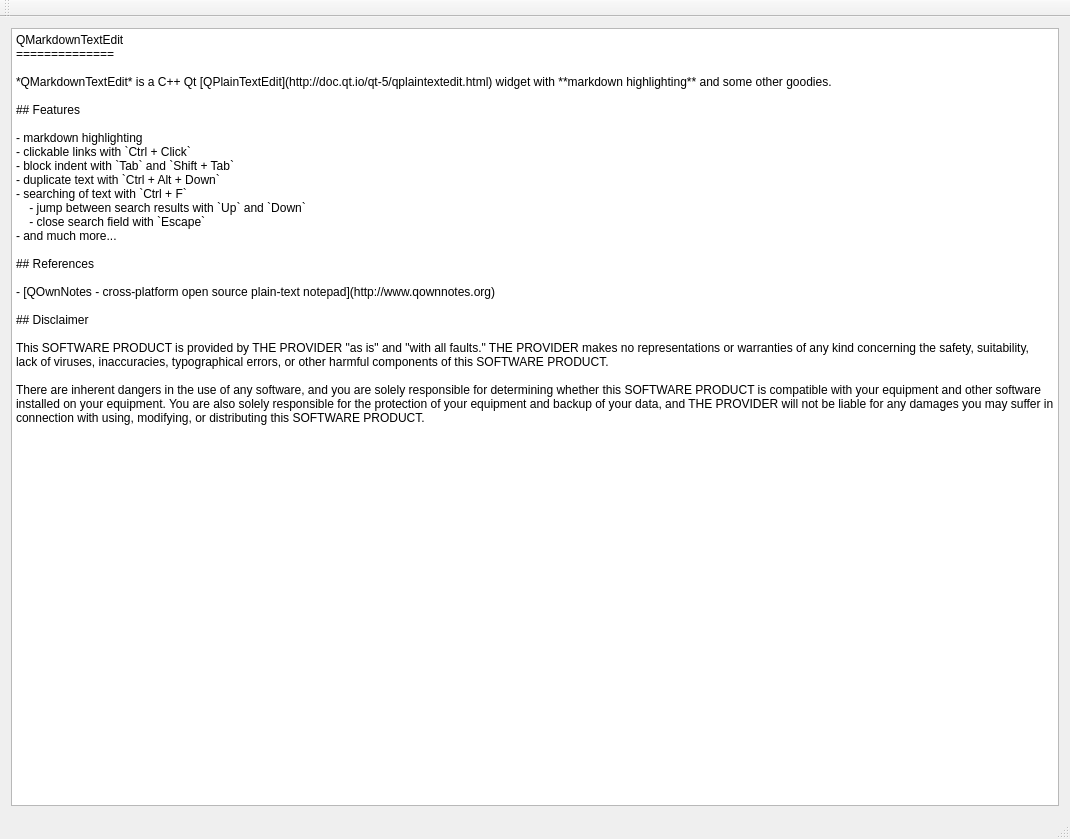
Qt form client/qmarkdowntextedit/mainwindow.ui (dmytrobogovych/noo) before a commit.
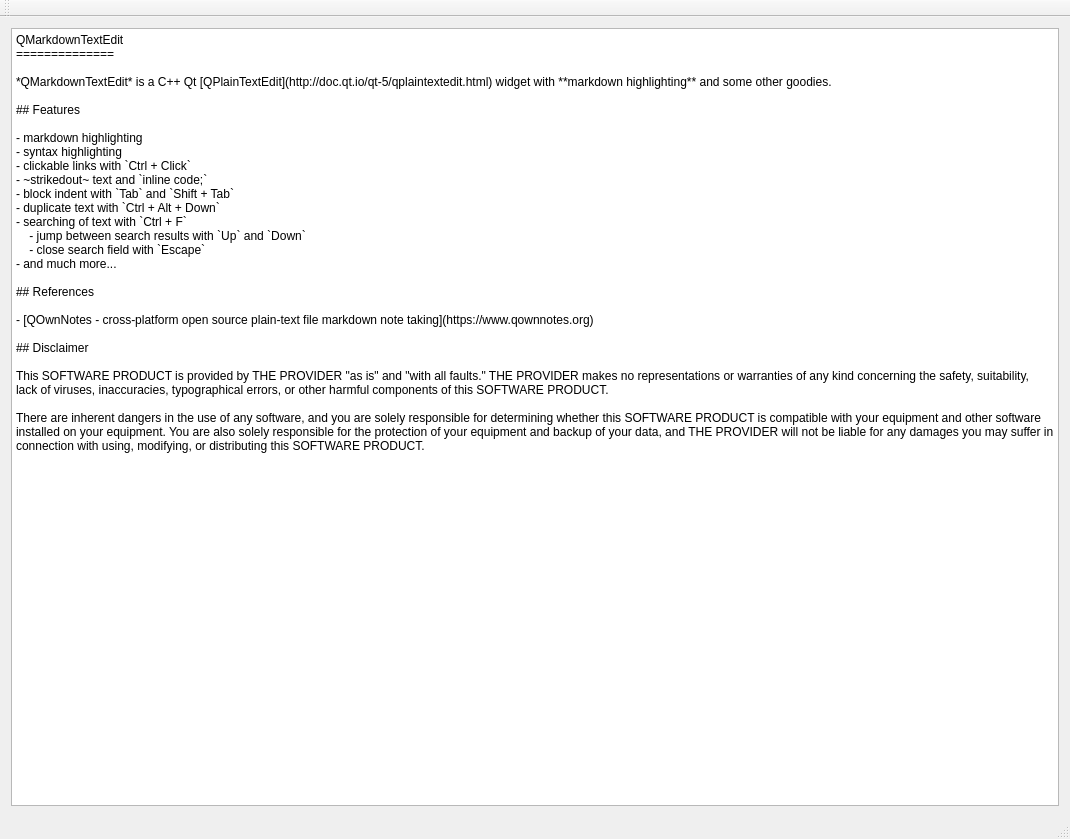
The same form after that commit. Custom widgets are drawn as their Qt base class.

What changed in the file:
```diff
--- a/client/qmarkdowntextedit/mainwindow.ui
+++ b/client/qmarkdowntextedit/mainwindow.ui
@@ -26,7 +26,9 @@
 ## Features
 
 - markdown highlighting
+- syntax highlighting
 - clickable links with `Ctrl + Click`
+- ~strikedout~ text and `inline code;`
 - block indent with `Tab` and `Shift + Tab`
 - duplicate text with `Ctrl + Alt + Down`
 - searching of text with `Ctrl + F`
@@ -36,7 +38,7 @@
 
 ## References
 
-- [QOwnNotes - cross-platform open source plain-text notepad](http://www.qownnotes.org)
+- [QOwnNotes - cross-platform open source plain-text file markdown note taking](https://www.qownnotes.org)
 
 ## Disclaimer
 
```
Left out of the diff: 2 changed lines with no effect on the pictures.
